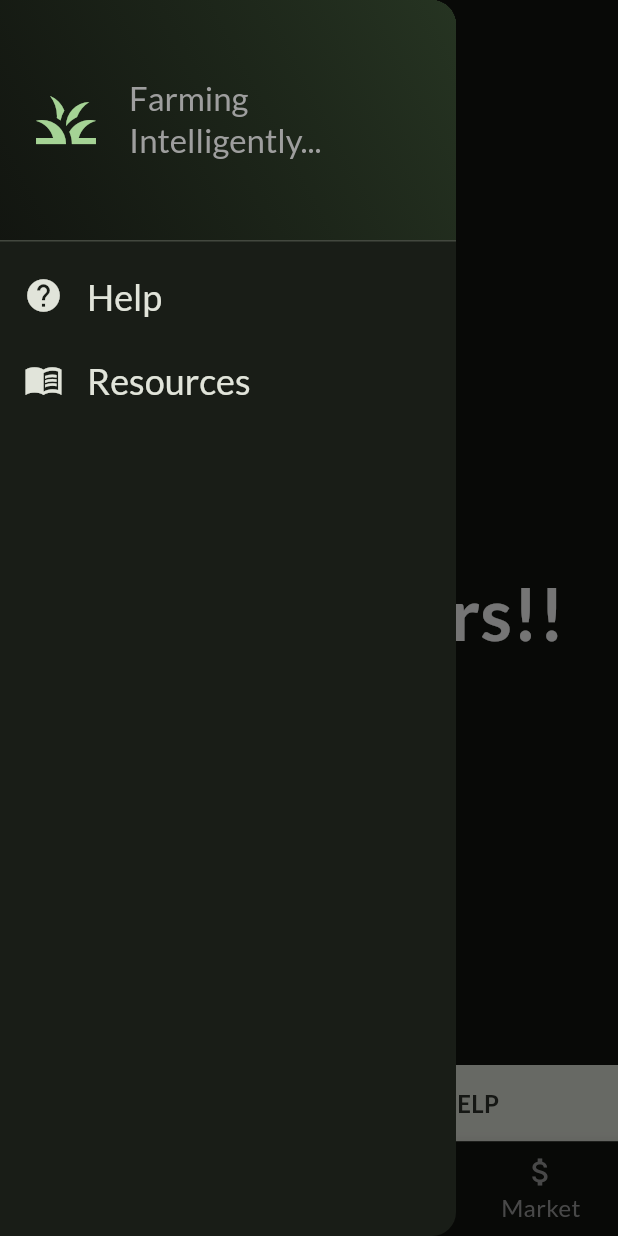
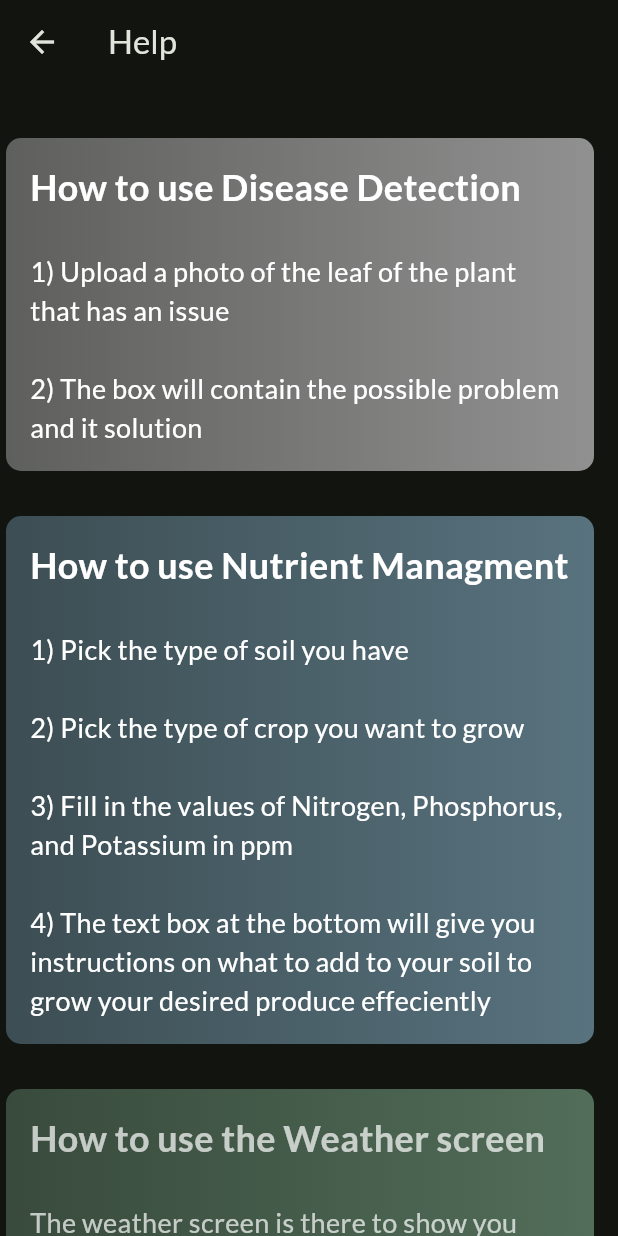
Before and after one commit to OmarHourani0/zera3ati, a Flutter app: the MainScreen screen opened directly, in the side drawer, after a tap on "Help", on a phone screen of 412 x 824 dp. Run offline on Flutter 3.47's test engine with Material 2 defaults, Android fonts, the light colour scheme and no system bars; our stand-ins replace adaptive_theme, flutter_riverpod, get, google_fonts, image_picker.

Commit message:
modified:   ios/Runner/Info.plist 	modified:   lib/main.dart 	new file:   lib/screens/help_screen.dart 	modified:   lib/screens/login_screen.dart 	modified:   lib/screens/main_screen.dart 	modified:   lib/screens/weather_screen.dart 	modified:   lib/widgets/main_drawer.dart 	modified:   pubspec.yaml

```diff
--- a/lib/main.dart
+++ b/lib/main.dart
@@ -1,4 +1,5 @@
 import 'package:flutter/material.dart';
+import 'package:flutter/services.dart';
 import 'package:flutter_riverpod/flutter_riverpod.dart';
 import 'package:google_fonts/google_fonts.dart';
 import 'package:zera3ati_app/screens/login_screen.dart';
@@ -13,14 +14,24 @@ final theme = ThemeData(
     brightness: Brightness.dark,
     seedColor: const Color.fromARGB(255, 4, 111, 0),
   ),
+  //scaffoldBackgroundColor: Color.fromARGB(255, 2, 52, 0),
+
   textTheme: GoogleFonts.latoTextTheme(),
 );
 
+
 void main() {
-  runApp(
-    const ProviderScope(
-      child: App(),
-    ),
+  WidgetsFlutterBinding.ensureInitialized();
+  SystemChrome.setPreferredOrientations([
+    DeviceOrientation.portraitUp,
+  ]).then(
+    (fn) {
+      runApp(
+        const ProviderScope(
+          child: App(),
+        ),
+      );
+    },
   );
 }
 
@@ -29,7 +40,6 @@ class App extends StatelessWidget {
 
   @override
   Widget build(BuildContext context) {
-
     //final isIOS = Platform.isIOS;
     return GetMaterialApp(
       debugShowCheckedModeBanner: false,
--- /dev/null
+++ b/lib/screens/help_screen.dart
@@ -0,0 +1,185 @@
+import 'package:flutter/material.dart';
+
+class HelpScreen extends StatelessWidget {
+  const HelpScreen({super.key});
+
+  @override
+  Widget build(BuildContext context) {
+    return Scaffold(
+      appBar: AppBar(
+        title: const Text('Help'),
+      ),
+      body: SingleChildScrollView(
+        child: Column(
+          crossAxisAlignment: CrossAxisAlignment.start,
+          children: [
+            SizedBox(height: 36),
+            Padding(
+              padding: const EdgeInsets.fromLTRB(4, 0, 16, 0),
+              child: Column(
+                children: [
+                  Container(
+                    //height: 300,
+                    decoration: BoxDecoration(
+                      gradient: LinearGradient(
+                        colors: [
+                          Colors.grey.withOpacity(0.55),
+                          Colors.grey.withOpacity(0.9),
+                        ],
+                      ), // Set the background color
+                      borderRadius:
+                          BorderRadius.circular(10), // Add rounded corners
+                    ),
+                    padding:
+                        const EdgeInsets.all(16), // Add padding inside the box
+                    child: const SingleChildScrollView(
+                      child: Column(
+                        crossAxisAlignment: CrossAxisAlignment.start,
+                        children: [
+                          Text(
+                            'How to use Disease Detection',
+                            style: TextStyle(
+                              fontSize: 24,
+                              fontWeight: FontWeight.bold,
+                              color: Colors.white,
+                            ),
+                          ),
+                          //SizedBox(height: 14),
+                          Text(
+                            '\n1) Upload a photo of the leaf of the plant that has an issue\n\n2) The box will contain the possible problem and it solution',
+                            style: TextStyle(
+                              fontSize: 18,
+                              color: Colors.white,
+                            ),
+                          ),
+                        ],
+                      ),
+                    ),
+                  ),
+                  SizedBox(height: 30),
+                  Container(
+                    //height: 300,
+                    decoration: BoxDecoration(
+                      gradient: LinearGradient(
+                        colors: [
+                          Colors.blueGrey.withOpacity(0.55),
+                          Colors.blueGrey.withOpacity(0.9),
+                        ],
+                      ), // Set the background color
+                      borderRadius:
+                          BorderRadius.circular(10), // Add rounded corners
+                    ),
+                    padding:
+                        const EdgeInsets.all(16), // Add padding inside the box
+                    child: const SingleChildScrollView(
+                      child: Column(
+                        crossAxisAlignment: CrossAxisAlignment.start,
+                        children: [
+                          Text(
+                            'How to use Nutrient Managment',
+                            style: TextStyle(
+                              fontSize: 24,
+                              fontWeight: FontWeight.bold,
+                              color: Colors.white,
+                            ),
+                          ),
+                          //SizedBox(height: 14),
+                          Text(
+                            '\n1) Pick the type of soil you have\n\n2) Pick the type of crop you want to grow\n\n3) Fill in the values of Nitrogen, Phosphorus, and Potassium in ppm\n\n4) The text box at the bottom will give you instructions on what to add to your soil to grow your desired produce effeciently',
+                            style: TextStyle(
+                              fontSize: 18,
+                              color: Colors.white,
+                            ),
+                          ),
+                        ],
+                      ),
+                    ),
+                  ),
+                  SizedBox(height: 30),
+                  Container(
+                    //height: 300,
+                    decoration: BoxDecoration(
+                      gradient: LinearGradient(
+                        colors: [
+                          const Color.fromARGB(255, 89, 119, 97).withOpacity(0.55),
+                          const Color.fromARGB(255, 89, 119, 97).withOpacity(0.9),
+                        ],
+                      ), // Set the background color
+                      borderRadius:
+                          BorderRadius.circular(10), // Add rounded corners
+                    ),
+                    padding:
+                        const EdgeInsets.all(16), // Add padding inside the box
+                    child: const SingleChildScrollView(
+                      child: Column(
+                        crossAxisAlignment: CrossAxisAlignment.start,
+                        children: [
+                          Text(
+                            'How to use the Weather screen',
+                            style: TextStyle(
+                              fontSize: 24,
+                              fontWeight: FontWeight.bold,
+                              color: Colors.white70,
+                            ),
+                          ),
+                          //SizedBox(height: 14),
+                          Text(
+                            '\nThe weather screen is there to show you details about the weather that will be enable you to take appropriate actions for the day',
+                            style: TextStyle(
+                              fontSize: 18,
+                              color: Colors.white70,
+                            ),
+                          ),
+                        ],
+                      ),
+                    ),
+                  ),
+                  SizedBox(height: 30),
+                  Container(
+                    //height: 300,
+                    decoration: BoxDecoration(
+                      gradient: LinearGradient(
+                        colors: [
+                           Colors.grey.withOpacity(0.55),
+                           Colors.grey.withOpacity(0.9),
+                        ],
+                      ), // Set the background color
+                      borderRadius:
+                          BorderRadius.circular(10), // Add rounded corners
+                    ),
+                    padding:
+                        const EdgeInsets.all(16), // Add padding inside the box
+                    child: const SingleChildScrollView(
+                      child: Column(
+                        crossAxisAlignment: CrossAxisAlignment.start,
+                        children: [
+                          Text(
+                            'How to use the Market screen',
+                            style: TextStyle(
+                              fontSize: 24,
+                              fontWeight: FontWeight.bold,
+                              color: Colors.white70,
+                            ),
+                          ),
+                          //SizedBox(height: 14),
+                          Text(
+                            '\nThe Market screen is there to help you know where the market is going. This will minimise your loss because you can plant something that is predicted to have a high return on investment',
+                            style: TextStyle(
+                              fontSize: 18,
+                              color: Colors.white70,
+                            ),
+                          ),
+                        ],
+                      ),
+                    ),
+                  ),
+                ],
+              ),
+            ),
+            SizedBox(height: 30),
+          ],
+        ),
+      ),
+    );
+  }
+}
--- a/lib/screens/login_screen.dart
+++ b/lib/screens/login_screen.dart
@@ -22,7 +22,8 @@ class _LoginPageState extends State<LoginPage> {
       appBar: AppBar(
         title: const Text('Login'),
       ),
-      body: Form(
+      body: SingleChildScrollView(
+        child: Form(
           key: _formKey,
           child: Padding(
             padding: const EdgeInsets.all(8.0),
@@ -106,6 +107,7 @@ class _LoginPageState extends State<LoginPage> {
             ),
           ),
         ),
+      ),
     );
   }
 }
--- a/lib/screens/main_screen.dart
+++ b/lib/screens/main_screen.dart
@@ -56,18 +56,23 @@ class _MainScreen extends State<MainScreen> {
 
   @override
   Widget build(BuildContext context) {
+    final screenWidth = MediaQuery.of(context).size.width;
+    print(screenWidth);
+
     return Scaffold(
       appBar: AppBar(
         title: const Text('Main Page'),
       ),
       drawer: const MainDrawer(),
-      body: const Center(
+      body: SingleChildScrollView(
+        child: const Center(
           child: Text(
             'Hello Farmers!!',
             style: TextStyle(
               color: Colors.white,
               fontWeight: FontWeight.bold,
               fontSize: 48,
+            ),
           ),
         ),
       ),
--- a/lib/screens/weather_screen.dart
+++ b/lib/screens/weather_screen.dart
@@ -36,8 +36,14 @@ class WeatherScreen extends StatelessWidget {
     }
   }
 
+  Future<void> autoRefresh() {
+    return weatherController.fetchWeatherData();
+  }
+
   @override
   Widget build(BuildContext context) {
+    autoRefresh();
+
     return Scaffold(
       appBar: AppBar(
         automaticallyImplyLeading: false,
--- a/lib/widgets/main_drawer.dart
+++ b/lib/widgets/main_drawer.dart
@@ -3,8 +3,7 @@
 import 'package:flutter/material.dart';
 import 'package:get/get.dart';
 import 'package:url_launcher/url_launcher.dart';
-import 'package:open_url/open_url.dart';
-import 'package:url_launcher/url_launcher_string.dart';
+import 'package:zera3ati_app/screens/help_screen.dart';
 
 class MainDrawer extends StatelessWidget {
   const MainDrawer({super.key});
@@ -78,7 +77,7 @@ class MainDrawer extends StatelessWidget {
                   ),
             ),
             onTap: () {
-              showInfoMessage();
+              Get.to(const HelpScreen());
             },
           ),
           ListTile(
@@ -94,34 +93,15 @@ class MainDrawer extends StatelessWidget {
                     fontSize: 24,
                   ),
             ),
-            //   onTap: () {},
-            // ),
-            // onTap: () async{
-            //   const url = 'http://www.ncare.gov.jo/DefaultEN.aspx';
-            //   if (await canLaunchUrlString(url)) {
-            //     await launch(url);
-            //   } else {
-            //     throw 'Could not launch $url';
-            //   }
-            // },
-            // ),
-
-
             onTap: () async {
               const url = 'http://www.ncare.gov.jo/DefaultEN.aspx';
-              //Uri uri = Uri.parse(url);
-              if (await canLaunchUrl(Uri.parse(url))) {
-                await launchUrl(Uri.parse(url));
-              } else {
-                const SnackBar(content: Text('Could not launch $url'));
-              }
+              await launch(
+                url,
+                forceSafariVC: false,
+                forceWebView: true,
+                enableJavaScript: true,
+              );
             },
-
-            // onTap: () {
-            //   //launchUrlString('http://www.ncare.gov.jo/DefaultEN.aspx');
-            //   launchUrlString(
-            //       'https://docs.flutter.dev/get-started/install/macos');
-            // },
           ),
         ],
       ),
--- a/pubspec.yaml
+++ b/pubspec.yaml
@@ -47,6 +47,7 @@ dependencies:
   open_url: ^2.0.1
   image_picker: ^1.0.4
   adaptive_theme: ^3.4.0
+  #flutter_device_info: ^5.0.2
   #flutter_launcher_icons: ^0.13.1
 
 dev_dependencies:
```
Also changed, not shown: 1 other file. Lines whose indentation alone changed are shown as unchanged.
